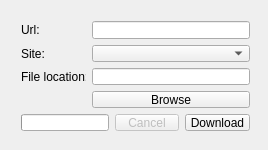
First picture: the form in mainwindow.ui, repository mihaly044/streamscraper-gui, before the edit.
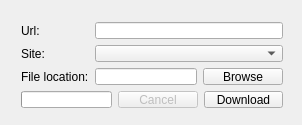
Second picture: the form after the edit.

```diff
--- a/mainwindow.ui
+++ b/mainwindow.ui
@@ -9,8 +9,8 @@
    <rect>
     <x>0</x>
     <y>0</y>
-    <width>268</width>
-    <height>150</height>
+    <width>302</width>
+    <height>125</height>
    </rect>
   </property>
   <property name="windowTitle">
@@ -21,9 +21,9 @@
     <property name="geometry">
      <rect>
       <x>10</x>
-      <y>10</y>
-      <width>251</width>
-      <height>132</height>
+      <y>11</y>
+      <width>284</width>
+      <height>108</height>
      </rect>
     </property>
     <layout class="QGridLayout" name="gridLayout">
@@ -55,20 +55,24 @@
       </widget>
      </item>
      <item row="2" column="1" colspan="3">
+      <layout class="QHBoxLayout" name="horizontalLayout">
+       <item>
       <widget class="QLineEdit" name="txtLocation">
        <property name="readOnly">
         <bool>true</bool>
        </property>
       </widget>
      </item>
-     <item row="3" column="1" colspan="3">
+       <item>
       <widget class="QPushButton" name="pushButtonBrowse">
        <property name="text">
         <string>Browse</string>
        </property>
       </widget>
      </item>
-     <item row="4" column="0" colspan="2">
+      </layout>
+     </item>
+     <item row="3" column="0" colspan="2">
       <widget class="QProgressBar" name="progressBar">
        <property name="value">
         <number>0</number>
@@ -81,7 +85,7 @@
        </property>
       </widget>
      </item>
-     <item row="4" column="2">
+     <item row="3" column="2">
       <widget class="QPushButton" name="pushButtonCancel">
        <property name="enabled">
         <bool>false</bool>
@@ -91,7 +95,7 @@
        </property>
       </widget>
      </item>
-     <item row="4" column="3">
+     <item row="3" column="3">
       <widget class="QPushButton" name="pushButtonDownload">
        <property name="text">
         <string>Download</string>
```
Lines whose indentation alone changed are shown as unchanged.
